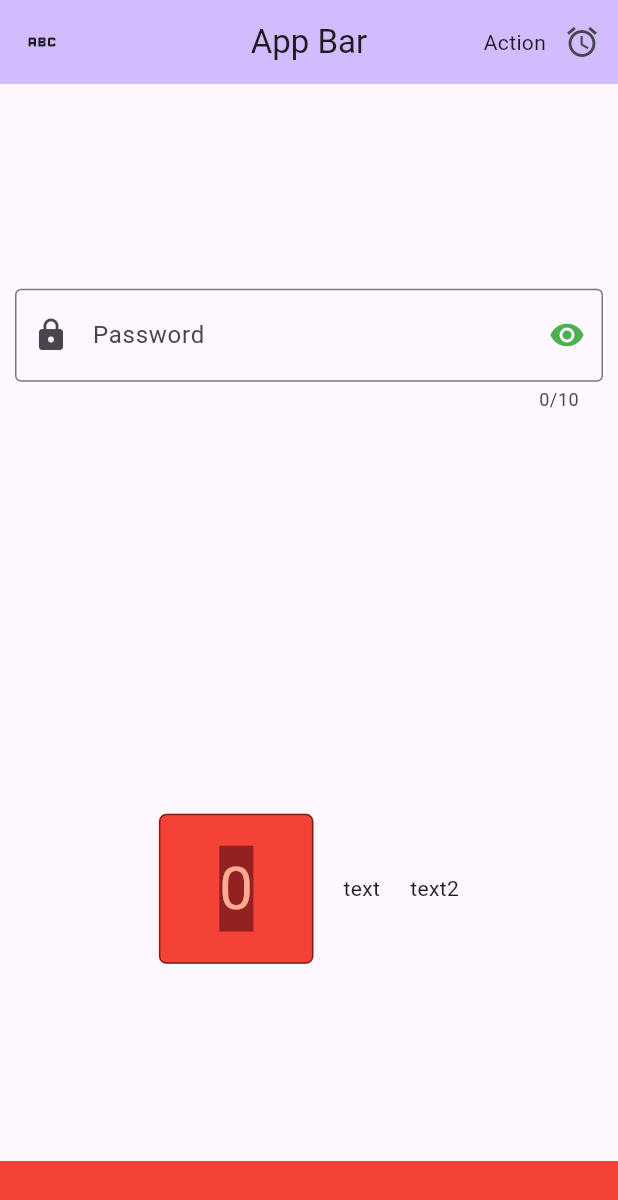
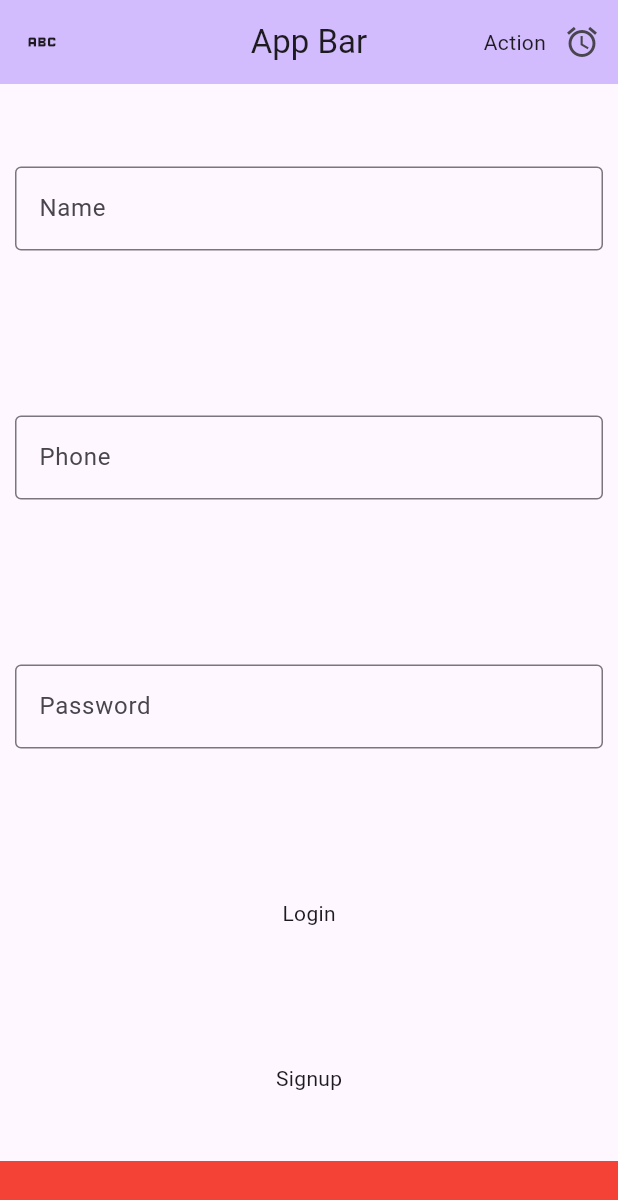
Before and after one commit to AboodAyyash/flutter-feb-2024, a Flutter app: the screen it shows after launch, on a phone screen of 412 x 824 dp. Shown: the top 1200 px of the screen. Run offline on Flutter 3.47's test engine with Material 3 defaults, Android fonts, the phone set to English and light mode, and no system bars.

Commit message:
2-4-2024

```diff
--- a/lib/main.dart
+++ b/lib/main.dart
@@ -1,3 +1,4 @@
+import 'package:app/signup.dart';
 import 'package:flutter/material.dart';
 import 'package:flutter/widgets.dart';
 
@@ -35,10 +36,12 @@ class _MyHomePageState extends State<MyHomePage> {
   bool isScure = true;
 
   String password = "";
-
+  String userName = "";
   IconData passIcon = Icons.remove_red_eye;
 
   TextEditingController textEditingController = TextEditingController();
+
+  final _formKey = GlobalKey<FormState>();
 
   @override
   Widget build(BuildContext context) {
@@ -66,126 +69,140 @@ class _MyHomePageState extends State<MyHomePage> {
           ),
         ],
       ),
-      body: Column(
+      body: Form(
+        key: _formKey,
+        child: Column(
           mainAxisAlignment: MainAxisAlignment.spaceAround,
           children: [
-          Container(
-            padding: EdgeInsets.symmetric(horizontal: 10, vertical: 5),
-            child: TextField(
-              // enabled: false,
-              autofocus: false,
-              keyboardType: TextInputType.text,
-              maxLength: 10,
-              maxLines: 1,
-              obscureText: isScure,
-              obscuringCharacter: "*",
-              readOnly: false,
-              textAlign: TextAlign.center,
-              style: const TextStyle(
-                fontSize: 20,
-                color: Colors.red,
+            Padding(
+              padding: EdgeInsets.all(10),
+              child: TextFormField(
+                decoration: const InputDecoration(
+                  border: OutlineInputBorder(),
+                  labelText: "Name",
                 ),
-              decoration: InputDecoration(
-                border: OutlineInputBorder(),
-                hintText: "Enter Here Your Password",
-                labelText: "Password",
-                hintStyle: TextStyle(
-                  color: Colors.grey,
-                ),
-                prefixIcon: Icon(Icons.lock),
-                suffixIcon: IconButton(
-                  icon: Icon(
-                    passIcon,
-                    color: Colors.green,
-                  ),
-                  onPressed: () {
-                    setState(() {
-                      isScure = !isScure;
-
-                      if (isScure) {
-                        passIcon = Icons.remove_red_eye;
+                onChanged: (value) {
+                  print(value);
+                  userName = value;
+                },
+                validator: (value) {
+                  if (value!.isNotEmpty) {
+                    return null;
                   } else {
-                        passIcon = Icons.visibility_off;
+                    return "please add name has at leaset 1 chars";
                   }
-                    });
-                    print(textEditingController.text);
                 },
               ),
             ),
-              controller: textEditingController,
+            Padding(
+              padding: EdgeInsets.all(10),
+              child: TextFormField(
+                keyboardType: TextInputType.number,
+                decoration: const InputDecoration(
+                  border: OutlineInputBorder(),
+                  labelText: "Phone",
+                ),
                 onChanged: (value) {
-                password = value;
-                print(textEditingController.text);
-              },
-              onSubmitted: (value) {
                   print(value);
                 },
-              onTap: () {
-                print("OnTap");
+                validator: (value) {
+                  value = replaceNumbers(value);
+                  String patttern = r'(^(?:[+0]9)?[0-9]{9,10}$)';
+                  RegExp regExp = new RegExp(patttern);
+                  if (value.length > 8) {
+                    if (value.toString()[0] == "0" &&
+                        value.toString()[1] == "7" &&
+                        value.length == 9) {
+                      return 'pleaseEnterValidMobileNumber';
+                    } else if (value.toString()[0] != "0" &&
+                        value.toString()[1] == "7" &&
+                        value.length > 10) {
+                      return 'pleaseEnterValidMobileNumber';
+                    } else if (value.toString()[0] != "0" ||
+                        value.toString()[1] != "7") {
+                      return 'pleaseEnterValidMobileNumber';
+                    } else if (!regExp.hasMatch(value)) {
+                      return 'pleaseEnterValidMobileNumber';
+                    }
+                  } else {
+                    return 'pleaseEnterValidMobileNumber';
+                  }
+                  return null;
                 },
               ),
             ),
-          customRow(width),
-        ],
+            Padding(
+              padding: EdgeInsets.all(10),
+              child: TextFormField(
+                decoration: const InputDecoration(
+                  border: OutlineInputBorder(),
+                  labelText: "Password",
+                ),
+                onChanged: (value) {
+                  print(value);
+                },
+                validator: (value) {
+                  if (value!.length >= 8) {
+                    if (value.contains("@")) {
+                      return null;
+                    } else {
+                      return "please add @ char in your password";
+                    }
+                  } else {
+                    return "please add name has at leaset 8 chars";
+                  }
+                },
+              ),
+            ),
+            InkWell(
+              onTap: () {
+                _formKey.currentState!.validate();
+              },
+              child: Text("Login"),
+            ),
+            InkWell(
+              onTap: () {
+                if (userName.isNotEmpty) {
+                  Navigator.push<void>(
+                    context,
+                    MaterialPageRoute<void>(
+                      builder: (BuildContext context) => SignupPage(
+                        name: userName,
+                      ),
                     ),
                   );
+                } else {
+                  print("OPS!");
                 }
-
-  Widget customRow(width) {
-    return Row(
-      mainAxisAlignment: MainAxisAlignment.center,
-      children: [
-        customButton(width, color: Colors.red),
-        SizedBox(
-          width: 20,
+              },
+              child: Text("Signup"),
             ),
-        Text("text"),
-        SizedBox(
-          width: 20,
-        ),
-        Text("text2"),
           ],
-    );
-  }
-
-  Widget customButton(width, {color = Colors.amber}) {
-    return InkWell(
-      onTap: () {
-        print("password $password");
-        cal();
-      },
-      child: Container(
-        width: width > 450 ? 10 : width / 4,
-        height: 100,
-        alignment: Alignment.center,
-        decoration: BoxDecoration(
-          color: color,
-          borderRadius: BorderRadius.circular(5),
-          border: Border.all(
-            width: 1,
-            color: Colors.black.withOpacity(0.5),
-          ),
-        ),
-        child: Text(
-          _counter.toString(),
-          style: TextStyle(
-            fontSize: 40,
-            backgroundColor:
-                const Color.fromARGB(255, 148, 33, 33), //Color(0xFF000000),
-            color: Colors.deepOrange[200],
-          ),
         ),
       ),
     );
   }
 
-  void cal() {
-    setState(() {
-      _counter += 1;
-      print(_counter);
-    });
+  String replaceNumbers(value) {
+    value = value.replaceAll(RegExp(r'٠'), '0');
+    value = value.replaceAll(RegExp(r'١'), '1');
+    value = value.replaceAll(RegExp(r'٢'), '2');
+    value = value.replaceAll(RegExp(r'٣'), '3');
+    value = value.replaceAll(RegExp(r'٤'), '4');
+    value = value.replaceAll(RegExp(r'٥'), '5');
+    value = value.replaceAll(RegExp(r'٦'), '6');
+    value = value.replaceAll(RegExp(r'٧'), '7');
+    value = value.replaceAll(RegExp(r'٨'), '8');
+    value = value.replaceAll(RegExp(r'٩'), '9');
+    return value;
   }
 }
 
 
-// Login Page has (userName and password TF, Login Button => print userName and password TFs Data)
+// Next class => Listview, Future function, async and await
+
+/*
+Login page (userName , password) (Forms Data) => login button ---> Profile,   Signup Button ----> Signup
+Signup Page (userName, password, phone) (Forms Data) => signup button ---> Profile,   Login Button ----> Login
+Profile Page ()
+ */
```
Also changed, not shown: lib/signup.dart (added, +27 -0 lines). Lines whose indentation alone changed are shown as unchanged.
